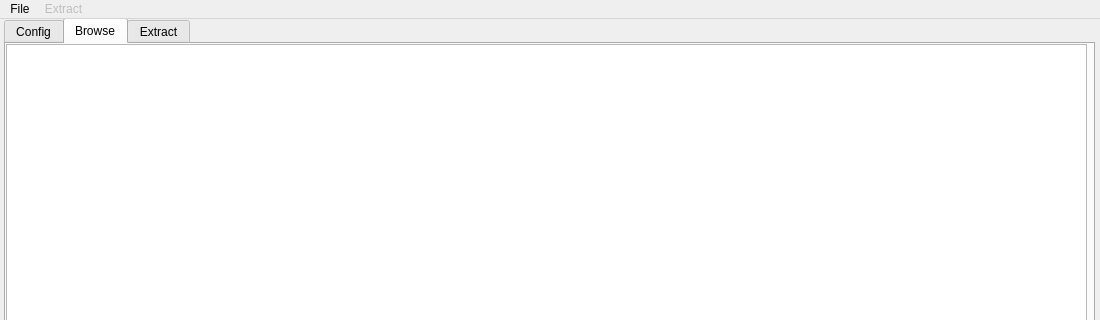
Above: gui.ui from Escartem/AnimeWwise before the change; both pictures show x 0 to 1100 and y 0 to 320 of the 1100 by 800 pixel window. Below: the same form after it.
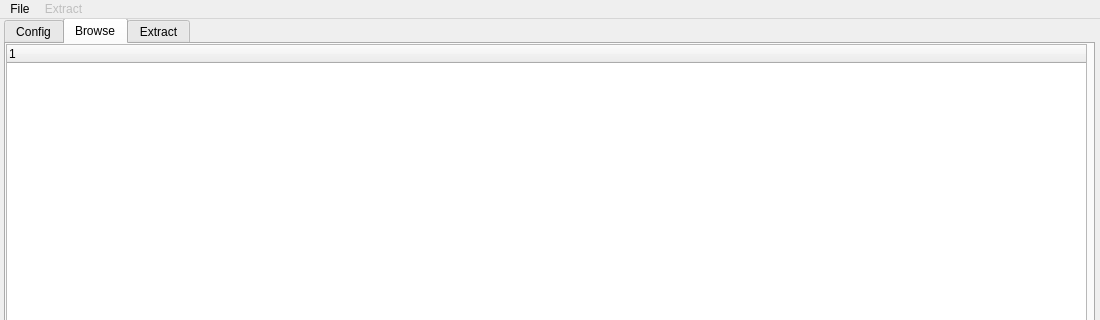
That is the form after the change. The open tabs and pages were chosen to show the change.

The edit to the form file:
```diff
--- a/gui.ui
+++ b/gui.ui
@@ -208,7 +208,7 @@
      <attribute name="title">
       <string>Browse</string>
      </attribute>
-     <widget class="QTreeView" name="treeView">
+     <widget class="QTreeWidget" name="treeWidget">
       <property name="geometry">
        <rect>
         <x>0</x>
@@ -217,6 +217,14 @@
         <height>611</height>
        </rect>
       </property>
+      <property name="columnCount">
+       <number>1</number>
+      </property>
+      <column>
+       <property name="text">
+        <string notr="true">1</string>
+       </property>
+      </column>
      </widget>
     </widget>
     <widget class="QWidget" name="extractTab">
```
